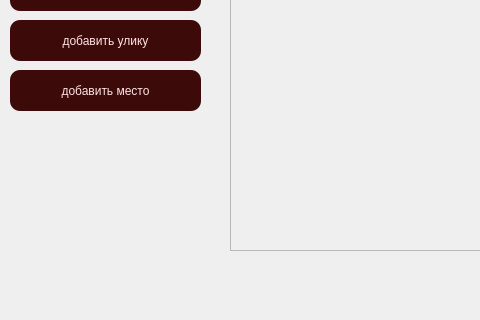
Old version of the form UI/InvestigatorMainWindow.ui in the repository wais-1/criminal_komi; both pictures show x 0 to 480 and y 280 to 600 of the 1000 by 600 pixel window.
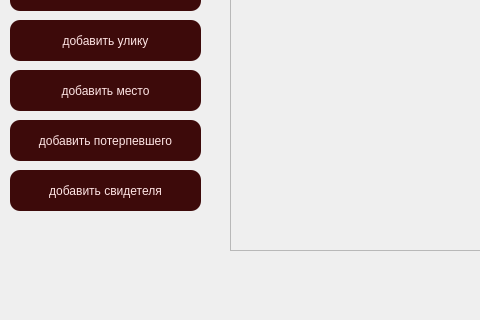
New version of the form. Icons and pictures are not drawn.

Commit message: all tables are adding with buttons

What changed in the file:
```diff
--- a/UI/InvestigatorMainWindow.ui
+++ b/UI/InvestigatorMainWindow.ui
@@ -263,6 +263,50 @@
      </property>
     </widget>
    </widget>
+   <widget class="QPushButton" name="pushButton_11">
+    <property name="geometry">
+     <rect>
+      <x>10</x>
+      <y>400</y>
+      <width>191</width>
+      <height>41</height>
+     </rect>
+    </property>
+    <property name="cursor">
+     <cursorShape>PointingHandCursor</cursorShape>
+    </property>
+    <property name="styleSheet">
+     <string notr="true">border-radius: 10px;
+background-color: #3D0A0A;
+padding: 5px;
+color: #FFE5E5;</string>
+    </property>
+    <property name="text">
+     <string>добавить потерпевшего</string>
+    </property>
+   </widget>
+   <widget class="QPushButton" name="pushButton_12">
+    <property name="geometry">
+     <rect>
+      <x>10</x>
+      <y>450</y>
+      <width>191</width>
+      <height>41</height>
+     </rect>
+    </property>
+    <property name="cursor">
+     <cursorShape>PointingHandCursor</cursorShape>
+    </property>
+    <property name="styleSheet">
+     <string notr="true">border-radius: 10px;
+background-color: #3D0A0A;
+padding: 5px;
+color: #FFE5E5;</string>
+    </property>
+    <property name="text">
+     <string>добавить свидетеля</string>
+    </property>
+   </widget>
   </widget>
   <widget class="QMenuBar" name="menubar">
    <property name="geometry">
```
The commit also changes 23 other files.
